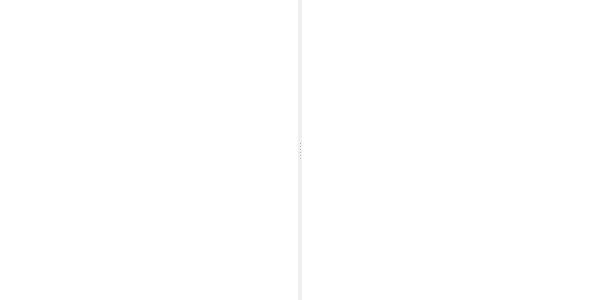
Before: the Qt Designer form src/widgets/TypesWidget.ui in radareorg/iaito, drawn with Qt 5.
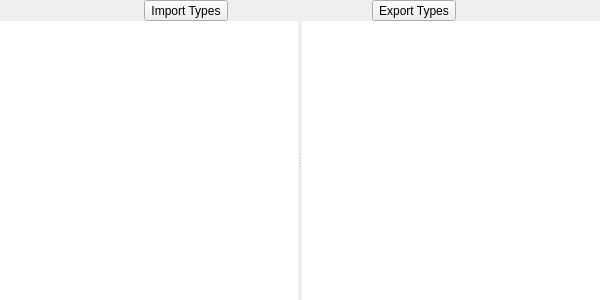
After: the same form once the commit is applied. Custom widgets are drawn as their Qt base class.

Commit message: Manage signature and type databases from their docks ##ui

Patch:
```diff
--- a/src/widgets/TypesWidget.ui
+++ b/src/widgets/TypesWidget.ui
@@ -30,6 +30,18 @@
     <property name="bottomMargin">
      <number>0</number>
     </property>
+    <item>
+     <layout class="QHBoxLayout" name="typeActionsLayout">
+      <item><widget class="QToolButton" name="importTypesButton">
+       <property name="text"><string>Import Types</string></property>
+       <property name="popupMode"><enum>QToolButton::InstantPopup</enum></property>
+      </widget></item>
+      <item><widget class="QToolButton" name="exportTypesButton">
+       <property name="text"><string>Export Types</string></property>
+       <property name="popupMode"><enum>QToolButton::InstantPopup</enum></property>
+      </widget></item>
+     </layout>
+    </item>
     <item>
      <widget class="QSplitter" name="splitter">
       <property name="orientation">
```
Left out of the diff: 4 changed lines with no effect on the pictures. The commit also changes 8 other files.
